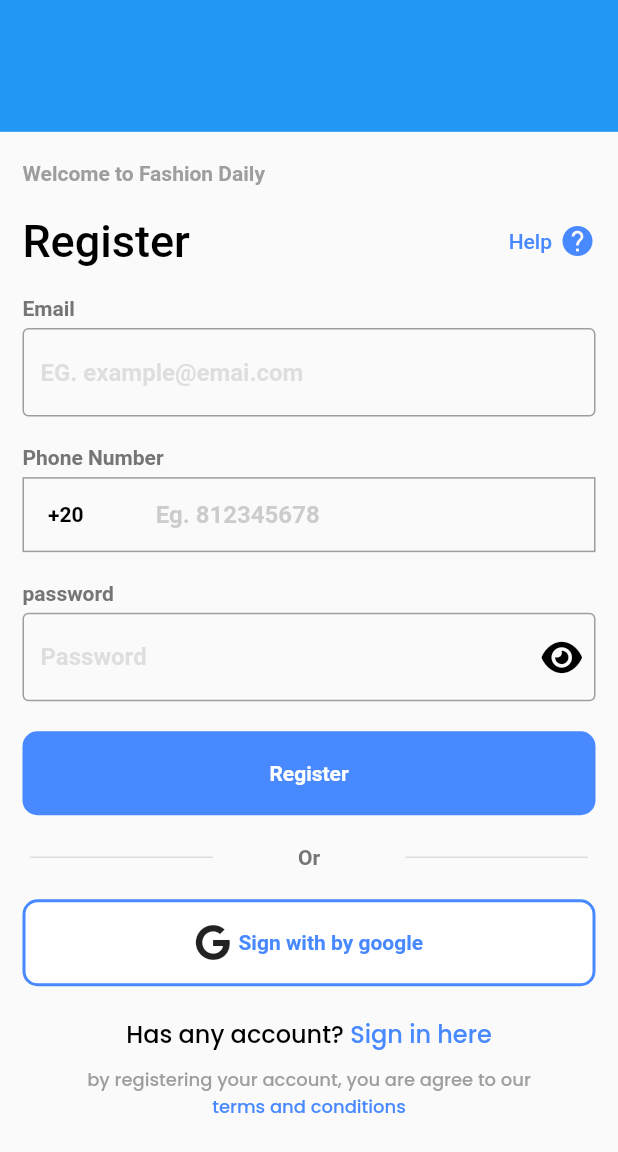
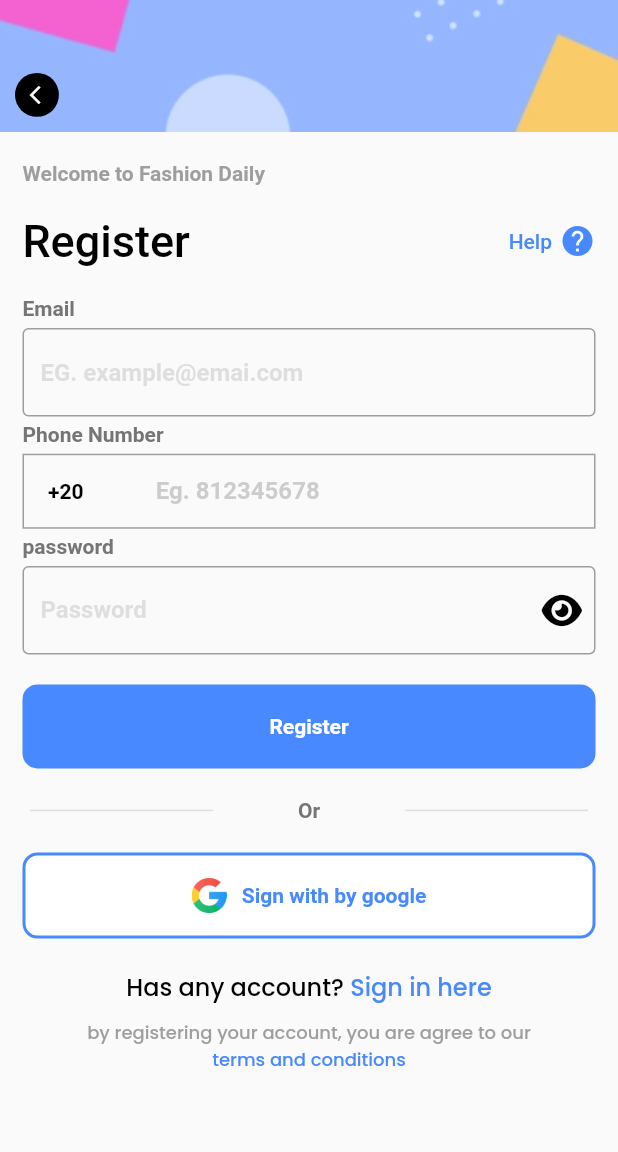
Before and after one commit to YousefSalahKassem/Algoriza-UI, a Flutter app: the RegisterScreen screen opened by its route, on a phone screen of 412 x 824 dp. Shown: the top 1152 px of the screen. Run offline on Flutter 3.47's test engine with Material 2 defaults, Android fonts, the phone set to English and light mode, and no system bars; drawn by our look-alikes of country_code_picker; our stand-ins replace flutter_svg, font_awesome_flutter, get, google_fonts; missing offline and left inert: dart:ffi.

Commit message:
changes in UI

```diff
--- a/lib/controller/boarding_controller.dart
+++ b/lib/controller/boarding_controller.dart
@@ -59,7 +59,7 @@ class BoardingController extends GetxController{
       margin: const EdgeInsets.only(right: 5),
       decoration: BoxDecoration(
         borderRadius: BorderRadius.circular(20),
-        color: currentIndex==index?ColorsApp.dotsColor:Colors.grey,
+        color: currentIndex==index?ColorsApp.dotsColor:Colors.grey.withOpacity(.3),
       ),
     );
   }
--- a/lib/view/register_screen.dart
+++ b/lib/view/register_screen.dart
@@ -29,11 +29,30 @@ class RegisterScreen extends StatelessWidget {
             resizeToAvoidBottomInset: false,
             body: Column(
               children: [
-                Container(
-                  width: Dimensions.screenWidth,
-                  height: Dimensions.height30*3,
-                  color: Colors.blue,
-                ),
+                Stack(children: [
+                  Container(
+                    width: Dimensions.screenWidth,
+                    height: Dimensions.height30*3,
+                    decoration: const BoxDecoration(
+                        image: DecorationImage(image: AssetImage('images/background.png'),fit: BoxFit.cover)
+                    ),                ),
+                  Positioned(
+                    bottom: 10,
+                    left: 10,
+                    child: InkWell(
+                      onTap: (){
+                        AppRoute.pushReplacement(LoginScreen());
+                      },
+                      child: CircleAvatar(
+                        radius: Dimensions.height15,
+                        backgroundColor: Colors.black,
+                        child: Padding(
+                          padding: EdgeInsets.only(left: Dimensions.height10/2),
+                          child: Icon(Icons.arrow_back_ios,color: Colors.white,size: Dimensions.height15,),
+                        ),
+                      ),
+                    ),
+                  )],),
                 Expanded(child: Padding(
                   padding: const EdgeInsets.all(15.0),
                   child: Column(
@@ -60,7 +79,7 @@ class RegisterScreen extends StatelessWidget {
                       Text('Email', style: TextStyle(color: Colors.grey.shade600,fontWeight: FontWeight.bold,fontSize: 14),),
                       SizedBox(height: Dimensions.height10/2,),
                       TextFieldApp(controller: email, validation: 'email is not registered',hint: 'EG. example@emai.com',isPassword: false,),
-                      SizedBox(height: Dimensions.height20,),
+                      SizedBox(height: Dimensions.height20/5,),
                       Text('Phone Number', style: TextStyle(color: Colors.grey.shade600,fontWeight: FontWeight.bold,fontSize: 14),),
                       SizedBox(height: Dimensions.height10/2,),
                       Column(
@@ -117,7 +136,7 @@ class RegisterScreen extends StatelessWidget {
 
                         ],
                       ),
-                      SizedBox(height: Dimensions.height20,),
+                      SizedBox(height: Dimensions.height20/5,),
                       Text('password', style: TextStyle(color: Colors.grey.shade600,fontWeight: FontWeight.bold,fontSize: 14),),
                       SizedBox(height: Dimensions.height10/2,),
                       TextFieldApp(controller: password, validation: 'password is not registered',isPassword: true,hint: 'Password',),
@@ -163,10 +182,10 @@ class RegisterScreen extends StatelessWidget {
                         child: Center(
                           child: Row(
                             mainAxisAlignment: MainAxisAlignment.center,
-                            children: const [
-                              Icon(FontAwesomeIcons.google),
-                              SizedBox(width: 5,),
-                              Text('Sign with by google', style: TextStyle(color: ColorsApp.buttonColor,fontWeight: FontWeight.bold,fontSize: 14),),
+                            children:  [
+                              Image.asset('images/google.png',width: Dimensions.height20*1.2,),
+                              const SizedBox(width: 10,),
+                              const Text('Sign with by google', style: TextStyle(color: ColorsApp.buttonColor,fontWeight: FontWeight.bold,fontSize: 14),),
                             ],
                           ),
                         ),
```
Also changed, not shown: lib/view/login_screen.dart (+7 -5 lines), images/background.png (added), images/google.png (added), pubspec.lock.
